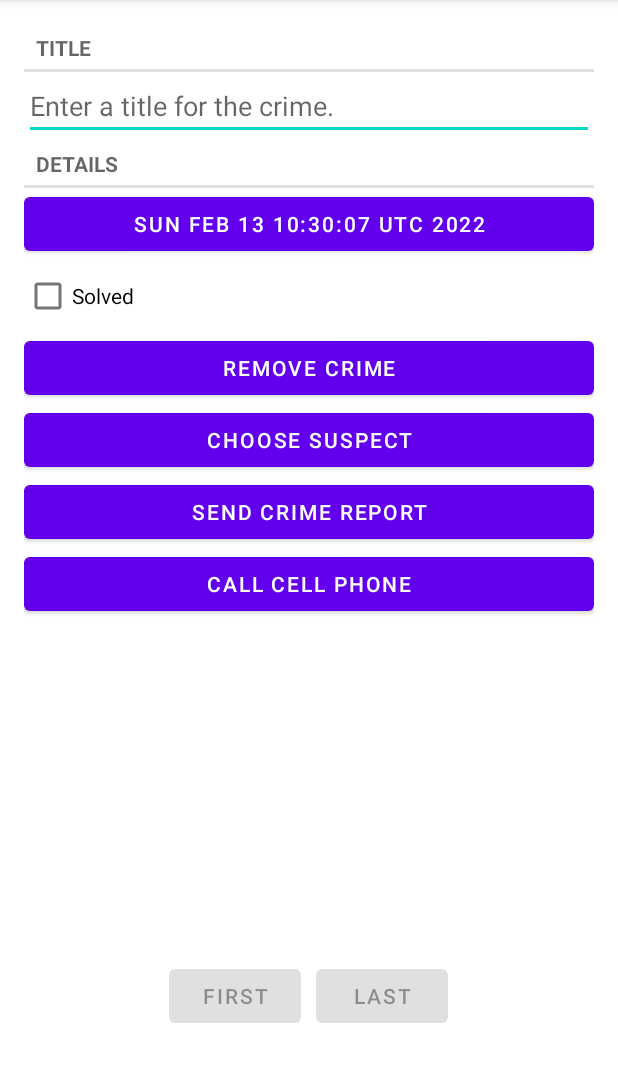
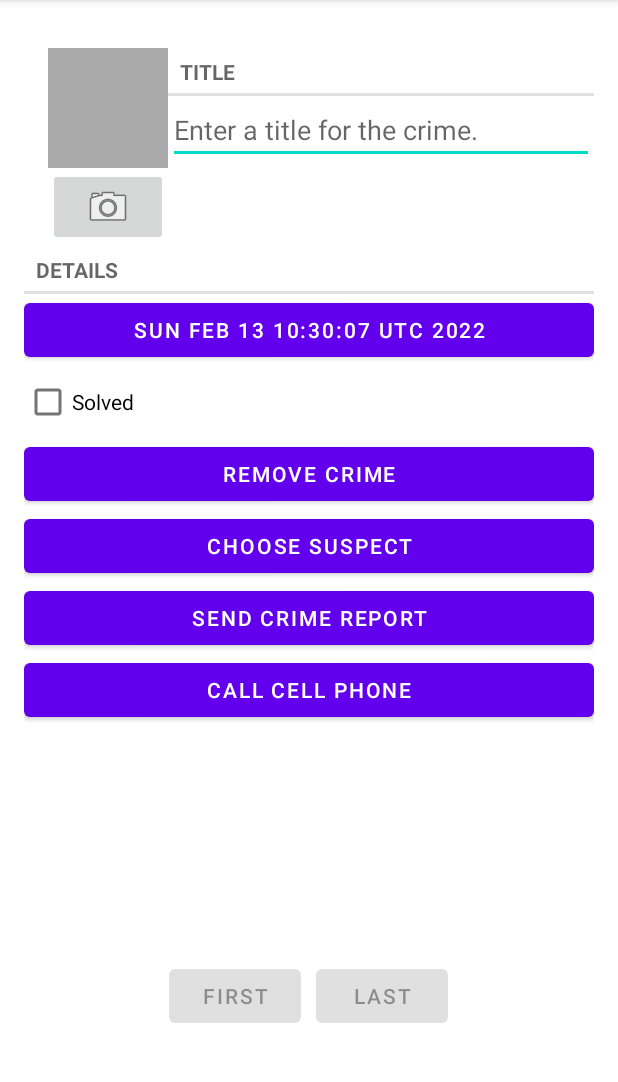
Before and after one commit to henrycai0317/CriminalIntent, an Android app: the CrimeFragment screen opened directly, with no data from a screen before it, on a phone screen of 412 x 824 dp, the part 84-1166 px from its top. Run offline under Robolectric (Android 15) with nearby library versions, the phone set to English and light mode, and no system bars.

Commit message:
新增 隱式開啟相機Intent及Bitmap相片縮圖 設計

```diff
--- a/app/src/main/java/com/henry/criminalintent/Crime.java
+++ b/app/src/main/java/com/henry/criminalintent/Crime.java
@@ -63,4 +63,8 @@ public class Crime {
     public void setPhone(String phone) {
         this.phone = phone;
     }
+
+    public String getPhotoFilename(){
+        return "IMG_"+getId().toString()+".jpg";
+    }
 }
--- a/app/src/main/java/com/henry/criminalintent/CrimeFragment.java
+++ b/app/src/main/java/com/henry/criminalintent/CrimeFragment.java
@@ -4,10 +4,13 @@ import android.Manifest;
 import android.app.Activity;
 import android.content.Intent;
 import android.content.pm.PackageManager;
+import android.content.pm.ResolveInfo;
 import android.database.Cursor;
+import android.graphics.Bitmap;
 import android.net.Uri;
 import android.os.Bundle;
 import android.provider.ContactsContract;
+import android.provider.MediaStore;
 import android.text.Editable;
 import android.text.TextWatcher;
 import android.text.format.DateFormat;
@@ -18,8 +21,12 @@ import android.widget.Button;
 import android.widget.CheckBox;
 import android.widget.CompoundButton;
 import android.widget.EditText;
+import android.widget.ImageButton;
+import android.widget.ImageView;
 
+import java.io.File;
 import java.util.Date;
+import java.util.List;
 import java.util.UUID;
 
 import androidx.annotation.NonNull;
@@ -27,11 +34,14 @@ import androidx.annotation.Nullable;
 import androidx.core.app.ActivityCompat;
 import androidx.core.app.ShareCompat;
 import androidx.core.content.ContextCompat;
+import androidx.core.content.FileProvider;
 import androidx.fragment.app.Fragment;
 import androidx.fragment.app.FragmentManager;
 
 public class CrimeFragment extends Fragment {
     private static final int REQUEST_CONTACT_PERMISSION = 80;
+    private static final int REQUEST_PHOTO = 2;
+    private static final String DIALOG_PHOTO = "DialogPhoto";
     private Crime mCrime;
     private EditText mTitleField;
     private Button mDateButton;
@@ -49,6 +59,9 @@ public class CrimeFragment extends Fragment {
     private Button mCallSuspect;
     private int mHasPhoneNumber =0;
     private String mSuspectId;
+    private ImageButton mPhotoButton;
+    private ImageView mPhotoView;
+    private File mPhotoFile;
 
     public static CrimeFragment newInstance(UUID crimeId){
         Bundle args = new Bundle();
@@ -68,6 +81,7 @@ public class CrimeFragment extends Fragment {
         if(getArguments() != null){   // 多新增getArguments()判斷
         UUID cromeId = (UUID) getArguments().getSerializable(ARG_CRIME_ID);
         mCrime = CrimeLab.get(getActivity()).getCrime(cromeId);
+        mPhotoFile = CrimeLab.get(getActivity()).getPhotoFile(mCrime);
         }
     }
 
@@ -173,11 +187,51 @@ public class CrimeFragment extends Fragment {
             mSuspectButton.setText(mCrime.getSuspect());
         }
 
-   /*     PackageManager packageManager = getActivity().getPackageManager();
-        if(packageManager.resolveActivity(pickContact,
+       PackageManager packageManager = getActivity().getPackageManager();
+
+    /*     if(packageManager.resolveActivity(pickContact,
                 PackageManager.MATCH_DEFAULT_ONLY) == null){
             mSuspectButton.setEnabled(false);
         }*/
+
+        //新增相機元件響應
+        mPhotoButton = (ImageButton) v.findViewById(R.id.crime_camera);
+        final Intent captureImage = new Intent(MediaStore.ACTION_IMAGE_CAPTURE);
+        //確定使用者是否有相機應用，及是否有地方儲存照片
+/*        boolean canTakePhoto = mPhotoFile != null &&
+                captureImage.resolveActivity(packageManager) != null;
+        mPhotoButton.setEnabled(canTakePhoto);*/
+
+        mPhotoButton.setOnClickListener(view -> {
+            Uri uri = FileProvider.getUriForFile(getActivity(),
+                    "com.henry.criminalintent.fileprovider",mPhotoFile);
+            captureImage.putExtra(MediaStore.EXTRA_OUTPUT,uri);
+
+            //加入Uri許可權
+            List<ResolveInfo> cameraActivities = getActivity()
+                    .getPackageManager().queryIntentActivities(captureImage,
+                            PackageManager.MATCH_DEFAULT_ONLY);
+
+            for (ResolveInfo activity : cameraActivities){
+                getActivity().grantUriPermission(activity.activityInfo.packageName,
+                        uri,Intent.FLAG_GRANT_WRITE_URI_PERMISSION);
+            }
+                startActivityForResult(captureImage,REQUEST_PHOTO);
+        });
+
+        mPhotoView = (ImageView) v.findViewById(R.id.crime_photo);
+        mPhotoView.setOnClickListener(view -> {
+            if(mPhotoFile == null || !mPhotoFile.exists()) return;
+            FragmentManager fm = getFragmentManager();
+            CrimePhotoDialogFragment dialog = CrimePhotoDialogFragment.newInstance(mPhotoFile);
+            dialog.show(fm,DIALOG_PHOTO);
+
+
+        });
+
+
+
+
 
 
         mCallSuspect = (Button) v.findViewById(R.id.call_suspect);
@@ -193,6 +247,8 @@ public class CrimeFragment extends Fragment {
         if(mCrime.getPhone() != null) {
             mCallSuspect.setText(mCrime.getPhone());
         }
+        //將拍照的照片放入PictureUtils做照片縮放處理
+        updatePhotoView();
 
         return v;
     }
@@ -210,7 +266,7 @@ public class CrimeFragment extends Fragment {
             updateDate();
         } else if (requestCode == REQUEST_CONTACT && data != null){
 
-           String suspectName =  getSuspectName(data);
+            getSuspectName(data);
 
 
             if(hasContractPermission()){
@@ -221,6 +277,14 @@ public class CrimeFragment extends Fragment {
             }
 
 
+        } else if(requestCode == REQUEST_PHOTO){
+            Uri uri = FileProvider.getUriForFile(getActivity(),
+                    "com.henry.criminalintent.fileprovider",
+                    mPhotoFile);
+            getActivity().revokeUriPermission(uri,
+                    Intent.FLAG_GRANT_WRITE_URI_PERMISSION);
+
+            updatePhotoView();
         }
 
     }
@@ -287,7 +351,7 @@ public class CrimeFragment extends Fragment {
         return result == PackageManager.PERMISSION_GRANTED;
     }
 
-    private String getSuspectName(Intent data) {
+    private void getSuspectName(Intent data) {
         Uri contactUri = data.getData();
         //Specify which fields you want your query to return
         //values for.
@@ -304,7 +368,7 @@ public class CrimeFragment extends Fragment {
         try {
             //Double-check that you actually got results
             if(c.getCount() == 0){
-                return null;
+                return ;
             }
 
             //pull out the first column of the first row of data -
@@ -314,9 +378,6 @@ public class CrimeFragment extends Fragment {
             mSuspectId = c.getString(1);
             mCrime.setSuspect(suspect);
             mSuspectButton.setText(suspect);
-            return suspect;
-
-
         } finally {
             c.close();
         }
@@ -351,4 +412,14 @@ public class CrimeFragment extends Fragment {
 
         return report;
     }
+
+    private void updatePhotoView(){
+        if(mPhotoFile == null || !mPhotoFile.exists()){
+            mPhotoView.setImageDrawable(null);
+        }else {
+            Bitmap bitmap = PictureUtils.getScaleBitmap(
+                    mPhotoFile.getPath(),getActivity());
+            mPhotoView.setImageBitmap(bitmap);
+        }
+    }
 }
--- a/app/src/main/java/com/henry/criminalintent/CrimeLab.java
+++ b/app/src/main/java/com/henry/criminalintent/CrimeLab.java
@@ -5,6 +5,7 @@ import android.content.Context;
 import android.database.Cursor;
 import android.database.sqlite.SQLiteDatabase;
 
+import java.io.File;
 import java.util.ArrayList;
 import java.util.List;
 import java.util.UUID;
@@ -77,6 +78,11 @@ public class CrimeLab {
         }
     }
 
+    public File getPhotoFile(Crime crime){
+        File filesDir = mContext.getFilesDir();
+        return new File(filesDir,crime.getPhotoFilename());
+    }
+
     public void updateCrime(Crime crime){
         String uuidString = crime.getId().toString();
         ContentValues values = getContentValues(crime);
--- a/app/src/main/res/layout/fragment_crime.xml
+++ b/app/src/main/res/layout/fragment_crime.xml
@@ -5,6 +5,38 @@
     android:layout_height="wrap_content"
     android:padding="16dp">
 
+    <LinearLayout
+        android:orientation="horizontal"
+        android:layout_width="match_parent"
+        android:layout_height="wrap_content"
+        android:layout_marginLeft="16dp"
+        android:layout_marginTop="16dp">
+
+        <LinearLayout
+            android:orientation="vertical"
+            android:layout_width="wrap_content"
+            android:layout_height="wrap_content">
+
+            <ImageView
+                android:id="@+id/crime_photo"
+                android:layout_width="80dp"
+                android:layout_height="80dp"
+                android:scaleType="centerInside"
+                android:cropToPadding="true"
+                android:background="@android:color/darker_gray"/>
+            <ImageButton
+                android:id="@+id/crime_camera"
+                android:layout_width="match_parent"
+                android:layout_height="wrap_content"
+                android:src="@android:drawable/ic_menu_camera"/>
+
+        </LinearLayout>
+
+        <LinearLayout
+            android:orientation="vertical"
+            android:layout_width="0dp"
+            android:layout_height="wrap_content"
+            android:layout_weight="1">
         <TextView
             style="?android:listSeparatorTextViewStyle"
             android:layout_width="match_parent"
@@ -16,6 +48,11 @@
             android:layout_width="match_parent"
             android:layout_height="wrap_content"
             android:hint="@string/crime_title_hint"/>
+
+        </LinearLayout>
+
+    </LinearLayout>
+
 
     <TextView
         style="?android:listSeparatorTextViewStyle"
--- /dev/null
+++ b/app/src/main/res/xml/files.xml
@@ -0,0 +1,4 @@
+<?xml version="1.0" encoding="utf-8"?>
+<paths>
+    <files-path name="crime_photos" path="."/>
+</paths>
```
Also changed, not shown: app/src/main/AndroidManifest.xml (+10 -0 lines), app/src/main/java/com/henry/criminalintent/CrimePhotoDialogFragment.java (added, +46 -0 lines), app/src/main/java/com/henry/criminalintent/PictureUtils.java (added, +39 -0 lines), app/src/main/res/layout/dialog_photo.xml (added, +18 -0 lines). Lines whose indentation alone changed are shown as unchanged.
